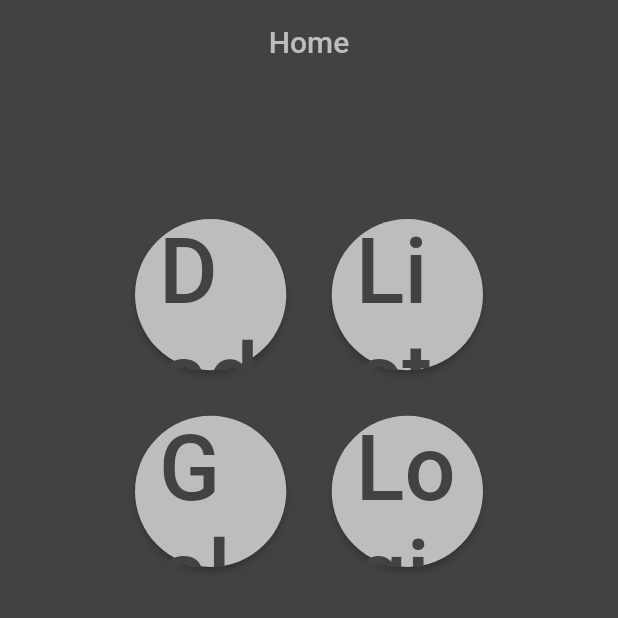
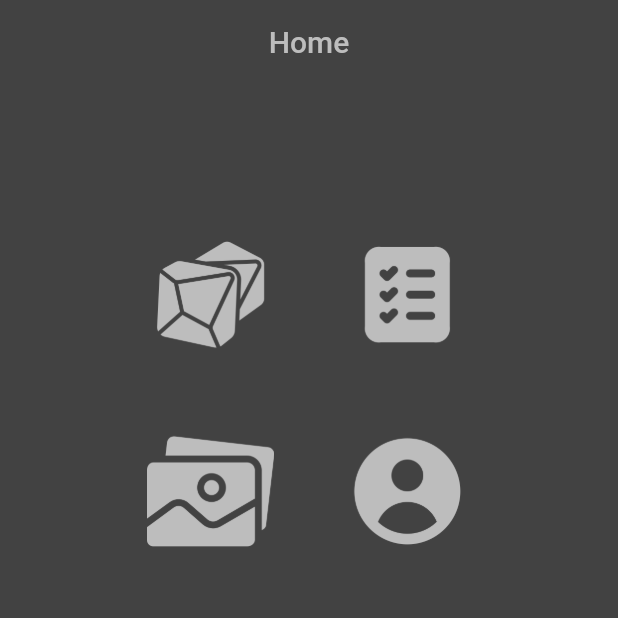
Before and after one commit to SFP95/pjfolder, a Flutter app: the screen it shows after launch, on a phone screen of 412 x 824 dp, the top half of it. Run offline on Flutter 3.47's test engine with Material 2 defaults, Android fonts, the phone set to English and light mode, and no system bars.

Commit message:
subida imagenes he icorporacion al home

```diff
--- a/lib/src/pages/Home_page.dart
+++ b/lib/src/pages/Home_page.dart
@@ -18,7 +18,7 @@ class HomePage extends StatelessWidget {
           crossAxisSpacing: 30.3,
           crossAxisCount: 2,
           children: [
-            ElevatedButton(
+            IconButton(
               style: ButtonStyle(
                 backgroundColor: MaterialStateProperty.all<Color>(Colors.grey.shade400),
                 shape: MaterialStateProperty.all<RoundedRectangleBorder>(
@@ -27,12 +27,12 @@ class HomePage extends StatelessWidget {
                   ),
                 ),
               ),
-              onPressed: () {
+                onPressed: (){
                   Navigator.pushNamed(context, '/dice');
                 },
-              child: Text('Dados',style: TextStyle(fontSize: 60,color: Colors.grey[800])),
+                icon: Image.asset('assets/images/dado.png',color:Colors.grey.shade400, height: 140, ),
             ),
-            ElevatedButton(
+            IconButton(
                 style: ButtonStyle(
                   backgroundColor: MaterialStateProperty.all<Color>(Colors.grey.shade400),
                   shape: MaterialStateProperty.all<RoundedRectangleBorder>(
@@ -44,9 +44,9 @@ class HomePage extends StatelessWidget {
                 onPressed: () {
                   Navigator.pushNamed(context, '/characters_list');
                 },
-              child: Text('Lista de Personajes',style: TextStyle(fontSize: 60,color: Colors.grey[800])),
+                icon: Image.asset('assets/images/nota.png',color:Colors.grey.shade400, height: 140)
             ),
-            ElevatedButton(
+            IconButton(
               style: ButtonStyle(
                 backgroundColor: MaterialStateProperty.all<Color>(Colors.grey.shade400),
                 //elevation: 0,
@@ -59,9 +59,9 @@ class HomePage extends StatelessWidget {
               onPressed: () {
                 Navigator.pushNamed(context, '/gallery');
               },
-              child: Text('Galería',style: TextStyle(fontSize: 60,color: Colors.grey[800])),
+              icon: Image.asset('assets/images/galeria.png',color:Colors.grey.shade400, height: 140),
             ),
-            ElevatedButton(
+            IconButton(
               style: ButtonStyle(
                 backgroundColor: MaterialStateProperty.all<Color>(Colors.grey.shade400),
                 shape: MaterialStateProperty.all<RoundedRectangleBorder>(
@@ -73,7 +73,7 @@ class HomePage extends StatelessWidget {
               onPressed: () {
                 Navigator.pushNamed(context, '/login');
               },
-              child: Text('Login',style: TextStyle(fontSize: 60,color: Colors.grey[800])),
+              icon: Image.asset('assets/images/perfil.png',color:Colors.grey.shade400, height: 140),
             ),
           ],
         ),
--- a/pubspec.yaml
+++ b/pubspec.yaml
@@ -63,8 +63,9 @@ flutter:
   uses-material-design: true
 
   # To add assets to your application, add an assets section, like this:
-  #assets:
-
+  assets:
+    - assets/
+    - assets/images/
 
   # An image asset can refer to one or more resolution-specific "variants", see
   # https://flutter.dev/assets-and-images/#resolution-aware
```
Lines whose indentation alone changed are shown as unchanged.
